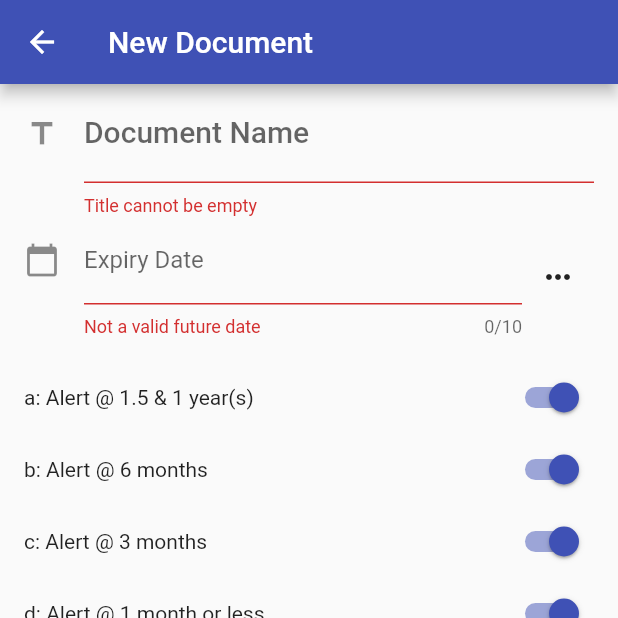
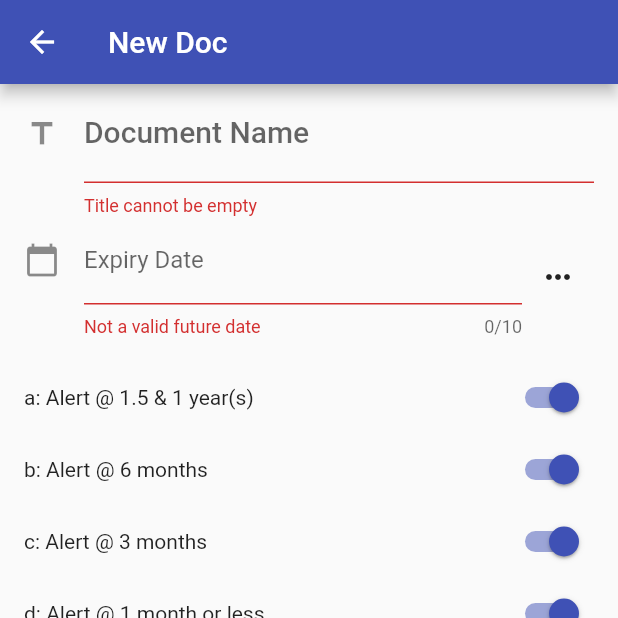
Before and after one commit to lukashambsch/flutter_succintly, a Flutter app: the screen it shows after launch, after a tap on the "add" icon, on a phone screen of 412 x 824 dp, the top half of it. Run offline on Flutter 3.47's test engine with Material 2 defaults, Android fonts, the phone set to English and light mode, and no system bars; our stand-ins replace flutter_datetime_picker, flutter_masked_text, sqflite; accounts and stored records are empty.

Commit message:
Extract doc detail app bar.

```diff
--- a/lib/services/string_utils.dart
+++ b/lib/services/string_utils.dart
@@ -17,7 +17,7 @@ bool strToBool(String str) {
 }
 
 bool intToBool(int val) {
-  return val ?? 0 > 0;
+  return (val ?? 0) > 0;
 }
 
 String boolToStr(bool val) {
--- a/lib/ui/docdetail.dart
+++ b/lib/ui/doc_detail/doc_detail.dart
@@ -6,13 +6,11 @@ import 'package:flutter/services.dart';
 import 'package:flutter_masked_text/flutter_masked_text.dart';
 import 'package:flutter_datetime_picker/flutter_datetime_picker.dart';
 
-import '../model/model.dart';
-import '../services/date_utils.dart';
-import '../services/string_utils.dart';
-import '../util/dbhelper.dart';
-
-const menuDelete = 'Delete';
-final List<String> menuOptions = const <String>[menuDelete];
+import '../../model/model.dart';
+import '../../services/date_utils.dart';
+import '../../services/string_utils.dart';
+import '../../util/dbhelper.dart';
+import './doc_detail_app_bar.dart';
 
 class DocDetail extends StatefulWidget {
   Doc doc;
@@ -70,22 +68,6 @@ class DocDetailState extends State<DocDetail> {
     }, currentTime: initialDate);
   }
 
-  void _selectMenu(String value) async {
-    switch (value) {
-      case menuDelete:
-        if (widget.doc.id == -1) {
-          return;
-        }
-        await _deleteDoc(widget.doc.id);
-    }
-  }
-
-  // Delete doc
-  void _deleteDoc(int id) async {
-    int r = await widget.dbh.deleteDoc(widget.doc.id);
-    Navigator.pop(context, true);
-  }
-
   void _saveDoc() {
     widget.doc.title = titleCtrl.text;
     widget.doc.expiration = expirationCtrl.text;
@@ -134,28 +116,11 @@ class DocDetailState extends State<DocDetail> {
   Widget build(BuildContext context) {
     const String cStrDays = "Enter a number of days";
     TextStyle tStyle = Theme.of(context).textTheme.title;
-    String ttl = widget.doc.title;
 
     return Scaffold(
         key: _scaffoldKey,
         resizeToAvoidBottomPadding: false,
-        appBar: AppBar(
-            title: Text(ttl != "" ? widget.doc.title : "New Document"),
-            actions: (ttl == "")
-                ? <Widget>[]
-                : <Widget>[
-                    PopupMenuButton(
-                      onSelected: _selectMenu,
-                      itemBuilder: (BuildContext context) {
-                        return menuOptions.map((String choice) {
-                          return PopupMenuItem<String>(
-                            value: choice,
-                            child: Text(choice),
-                          );
-                        }).toList();
-                      },
-                    ),
-                  ]),
+        appBar: DocDetailAppBar(widget.doc),
         body: Form(
             key: _formKey,
             autovalidate: true,
--- /dev/null
+++ b/lib/ui/doc_detail/doc_detail_app_bar.dart
@@ -0,0 +1,54 @@
+import 'package:flutter/material.dart';
+
+import '../../model/model.dart';
+import '../../util/dbhelper.dart';
+
+const menuDelete = 'Delete';
+final List<String> menuOptions = const <String>[menuDelete];
+
+class DocDetailAppBar extends StatelessWidget with PreferredSizeWidget {
+  Doc doc;
+  final DbHelper dbh = DbHelper();
+
+  DocDetailAppBar(this.doc);
+
+  Size get preferredSize {
+    return new Size.fromHeight(56.0);
+  }
+
+  @override
+  Widget build(BuildContext context) {
+    return AppBar(
+        title: Text(this.doc.title == "" ? "New Doc" : this.doc.title),
+        actions: (this.doc.title == "")
+            ? <Widget>[]
+            : <Widget>[
+                PopupMenuButton(
+                  onSelected: _selectMenu,
+                  itemBuilder: (BuildContext context) {
+                    return menuOptions.map((String choice) {
+                      return PopupMenuItem<String>(
+                        value: choice,
+                        child: Text(choice),
+                      );
+                    }).toList();
+                  },
+                ),
+              ]);
+  }
+
+  void _selectMenu(String value) async {
+    switch (value) {
+      case menuDelete:
+        if (this.doc.id == -1) {
+          return;
+        }
+        await _deleteDoc(this.doc.id);
+    }
+  }
+
+  void _deleteDoc(int id) async {
+    int r = await this.dbh.deleteDoc(this.doc.id);
+    // Navigator.pop(context, true);
+  }
+}
--- a/lib/ui/doclist.dart
+++ b/lib/ui/doclist.dart
@@ -6,7 +6,7 @@ import '../model/model.dart';
 import '../services/date_utils.dart';
 import '../services/string_utils.dart';
 import '../util/dbhelper.dart';
-import './docdetail.dart';
+import './doc_detail/doc_detail.dart';
 
 // Menu item
 const menuReset = "Reset Local Data";
```
